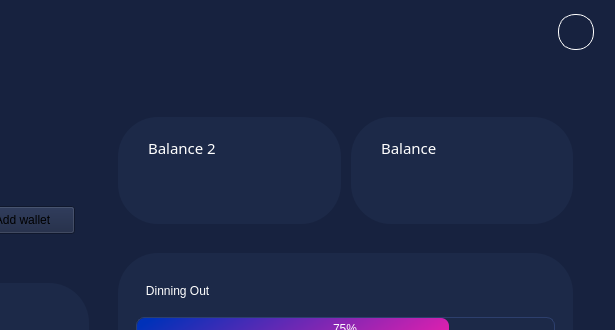
Above: HOMEWINDOW.ui from v4sud3v/MINI-PROJECT before the change; both pictures show x 475 to 1090 and y 0 to 330 of the 1090 by 878 pixel window. Below: the same form after it.
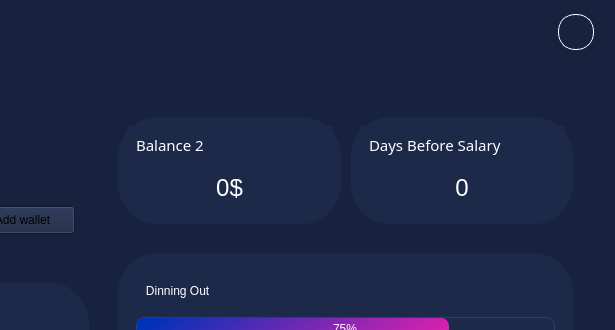
That is the form after the change. The open tabs and pages were chosen to show the change. Icons and pictures are not drawn.

Commit message: wallets tab and exisitng funnctions fix 1

Diff of the .ui file:
```diff
--- a/HOMEWINDOW.ui
+++ b/HOMEWINDOW.ui
@@ -2384,15 +2384,9 @@
                       <property name="lineWidth">
                        <number>0</number>
                       </property>
+                      <layout class="QVBoxLayout" name="verticalLayout_27">
+                       <item>
                       <widget class="QLabel" name="label_47">
-                       <property name="geometry">
-                        <rect>
-                         <x>30</x>
-                         <y>20</y>
-                         <width>121</width>
-                         <height>21</height>
-                        </rect>
-                       </property>
                        <property name="font">
                         <font>
                          <family>Century Gothic</family>
@@ -2403,12 +2397,45 @@
                         </font>
                        </property>
                        <property name="styleSheet">
-                        <string notr="true">color:#fff</string>
+                          <string notr="true">#label_47 {
+    padding: 5px;
+	color:#fff
+}
+
+</string>
                        </property>
                        <property name="text">
                         <string>Balance 2</string>
                        </property>
                       </widget>
+                       </item>
+                       <item>
+                        <widget class="QLabel" name="getbackamount_5">
+                         <property name="styleSheet">
+                          <string notr="true">color:rgb(255, 255, 255);</string>
+                         </property>
+                         <property name="text">
+                          <string>&lt;html&gt;&lt;head/&gt;&lt;body&gt;&lt;p align=&quot;center&quot;&gt;&lt;span style=&quot; font-size:18pt;&quot;&gt;0$&lt;/span&gt;&lt;/p&gt;&lt;/body&gt;&lt;/html&gt;</string>
+                         </property>
+                        </widget>
+                       </item>
+                       <item>
+                        <spacer name="verticalSpacer_7">
+                         <property name="orientation">
+                          <enum>Qt::Vertical</enum>
+                         </property>
+                         <property name="sizeType">
+                          <enum>QSizePolicy::Preferred</enum>
+                         </property>
+                         <property name="sizeHint" stdset="0">
+                          <size>
+                           <width>20</width>
+                           <height>8</height>
+                          </size>
+                         </property>
+                        </spacer>
+                       </item>
+                      </layout>
                      </widget>
                     </item>
                     <item>
@@ -2468,15 +2495,9 @@
                       <property name="lineWidth">
                        <number>0</number>
                       </property>
+                      <layout class="QVBoxLayout" name="verticalLayout_30">
+                       <item>
                       <widget class="QLabel" name="label_45">
-                       <property name="geometry">
-                        <rect>
-                         <x>30</x>
-                         <y>20</y>
-                         <width>121</width>
-                         <height>21</height>
-                        </rect>
-                       </property>
                        <property name="font">
                         <font>
                          <family>Century Gothic</family>
@@ -2487,12 +2508,45 @@
                         </font>
                        </property>
                        <property name="styleSheet">
-                        <string notr="true">color:#fff</string>
+                          <string notr="true">#label_45 {
+    padding: 5px;
+	color:#fff
+}
+
+</string>
                        </property>
                        <property name="text">
-                        <string>Balance</string>
-                       </property>
-                      </widget>
+                          <string>Days Before Salary</string>
+                         </property>
+                        </widget>
+                       </item>
+                       <item>
+                        <widget class="QLabel" name="getbackamount_6">
+                         <property name="styleSheet">
+                          <string notr="true">color:rgb(255, 255, 255);</string>
+                         </property>
+                         <property name="text">
+                          <string>&lt;html&gt;&lt;head/&gt;&lt;body&gt;&lt;p align=&quot;center&quot;&gt;&lt;span style=&quot; font-size:18pt;&quot;&gt;0&lt;/span&gt;&lt;/p&gt;&lt;/body&gt;&lt;/html&gt;</string>
+                         </property>
+                        </widget>
+                       </item>
+                       <item>
+                        <spacer name="verticalSpacer_8">
+                         <property name="orientation">
+                          <enum>Qt::Vertical</enum>
+                         </property>
+                         <property name="sizeType">
+                          <enum>QSizePolicy::Preferred</enum>
+                         </property>
+                         <property name="sizeHint" stdset="0">
+                          <size>
+                           <width>20</width>
+                           <height>8</height>
+                          </size>
+                         </property>
+                        </spacer>
+                       </item>
+                      </layout>
                      </widget>
                     </item>
                    </layout>
```
Left out of the diff: 12 changed lines with no effect on the pictures. Lines whose indentation alone changed are shown as unchanged. The commit also changes 2 other files.
